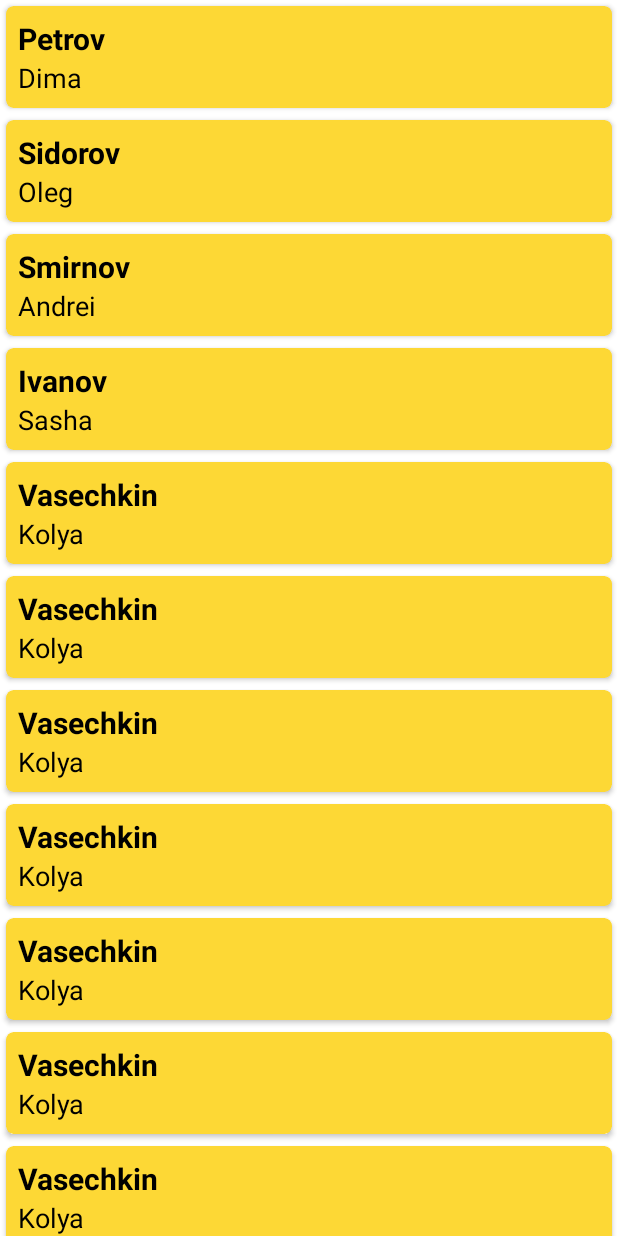
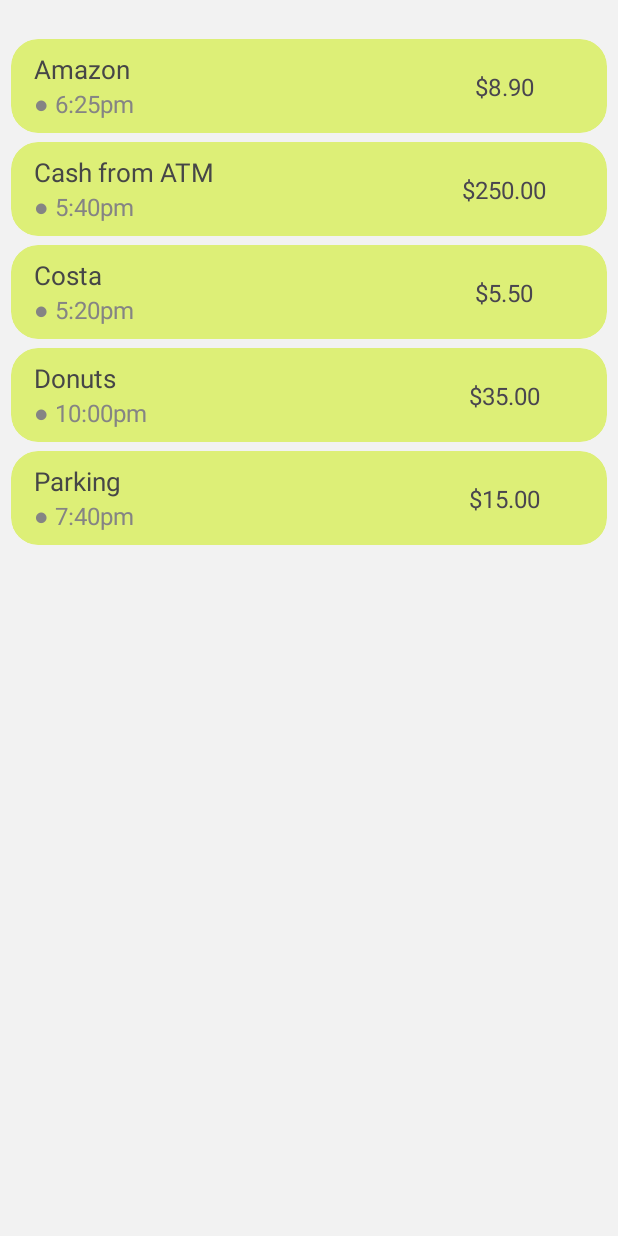
Before and after one commit to iRMB2BA/RecyclerView_ExampleOne, an Android app: the screen it shows after launch (MainActivity), on a phone screen of 412 x 824 dp. Run offline under Robolectric (Android 15) with nearby library versions, the phone set to English and light mode, and no system bars.

Commit message:
Update UI

```diff
--- a/app/src/main/java/com/example/recyclerview_exampleone/MainActivity.kt
+++ b/app/src/main/java/com/example/recyclerview_exampleone/MainActivity.kt
@@ -30,45 +30,20 @@ class MainActivity : AppCompatActivity() {
     fun myUser(): ArrayList<UserModel> {
         val userList = ArrayList<UserModel>()
 
-        val user1 = UserModel("Petrov", "Dima")
+        val user1 = UserModel("Amazon", "● 6:25pm", "$8.90")
         userList.add(user1)
 
-        val user2 = UserModel("Sidorov", "Oleg")
+        val user2 = UserModel("Cash from ATM", "● 5:40pm", "$250.00")
         userList.add(user2)
 
-        val user3 = UserModel("Smirnov", "Andrei")
+        val user3 = UserModel("Costa", "● 5:20pm", "$5.50")
         userList.add(user3)
 
-        val user4 = UserModel("Ivanov", "Sasha")
+        val user4 = UserModel("Donuts", "● 10:00pm", "$35.00")
         userList.add(user4)
 
-        val user5 = UserModel("Vasechkin", "Kolya")
+        val user5 = UserModel("Parking", "● 7:40pm", "$15.00")
         userList.add(user5)
-
-        val user6 = UserModel("Vasechkin", "Kolya")
-        userList.add(user6)
-
-        val user7 = UserModel("Vasechkin", "Kolya")
-        userList.add(user7)
-
-        val user8 = UserModel("Vasechkin", "Kolya")
-        userList.add(user8)
-
-        val user9 = UserModel("Vasechkin", "Kolya")
-        userList.add(user9)
-
-        val user10 = UserModel("Vasechkin", "Kolya")
-        userList.add(user10)
-
-        val user11 = UserModel("Vasechkin", "Kolya")
-        userList.add(user11)
-
-        val user12 = UserModel("Vasechkin", "Kolya")
-        userList.add(user12)
-
-        val user13 = UserModel("Vasechkin", "Kolya")
-        userList.add(user13)
-
 
         return userList
     }
--- a/app/src/main/java/com/example/recyclerview_exampleone/adapter/UserAdapet.kt
+++ b/app/src/main/java/com/example/recyclerview_exampleone/adapter/UserAdapet.kt
@@ -21,8 +21,9 @@ class UserAdapet: RecyclerView.Adapter<UserAdapet.UserViewHolder>() {
     }
 
     override fun onBindViewHolder(holder: UserAdapet.UserViewHolder, position: Int) {
-        holder.itemView.tv_last_name.text = userList[position].lastName
-        holder.itemView.tv_first_name.text = userList[position].firstName
+        holder.itemView.tv_name.text = userList[position].nameOperation
+        holder.itemView.tv_time.text = userList[position].timeOperation
+        holder.itemView.tv_amount.text = userList[position].amount
     }
 
     override fun getItemCount(): Int {
--- a/app/src/main/java/com/example/recyclerview_exampleone/model/UserModel.kt
+++ b/app/src/main/java/com/example/recyclerview_exampleone/model/UserModel.kt
@@ -1,7 +1,8 @@
 package com.example.recyclerview_exampleone.model
 
 class UserModel(
-    val lastName: String,
-    val firstName: String
+    val nameOperation: String,
+    val timeOperation: String,
+    val amount: String
 ) {
 }
--- a/app/src/main/res/layout/activity_main.xml
+++ b/app/src/main/res/layout/activity_main.xml
@@ -4,17 +4,22 @@
     xmlns:tools="http://schemas.android.com/tools"
     android:layout_width="match_parent"
     android:layout_height="match_parent"
-    tools:context=".MainActivity">
+    tools:context=".MainActivity"
+    android:backgroundTint="@color/greyWite"
+    android:background="@color/greyWite">
 
     <androidx.recyclerview.widget.RecyclerView
         android:layout_width="match_parent"
-        android:layout_height="wrap_content"
+        android:layout_height="match_parent"
         app:layout_constraintEnd_toEndOf="parent"
         app:layout_constraintStart_toStartOf="parent"
         app:layout_constraintTop_toTopOf="parent"
         tools:listitem="@layout/item_user_layout"
         tools:itemCount="7"
         android:id="@+id/rv_user"
-        app:layoutManager="androidx.recyclerview.widget.LinearLayoutManager"/>
+        app:layoutManager="androidx.recyclerview.widget.LinearLayoutManager"
+        android:backgroundTint="@color/greyWite"
+        android:background="@color/greyWite"
+        android:layout_marginTop="20dp"/>
 
 </androidx.constraintlayout.widget.ConstraintLayout>
--- a/app/src/main/res/layout/item_user_layout.xml
+++ b/app/src/main/res/layout/item_user_layout.xml
@@ -3,34 +3,55 @@
     android:layout_width="match_parent"
     android:layout_height="wrap_content"
     xmlns:app="http://schemas.android.com/apk/res-auto"
-    android:elevation="10dp"
-    app:cardCornerRadius="5dp"
-    android:layout_margin="4dp"
-    android:background="@color/colorBackCard"
-    android:backgroundTint="@color/colorBackCard">
+    app:cardCornerRadius="18dp"
+    android:layout_marginTop="6dp"
+    android:layout_marginLeft="7dp"
+    android:layout_marginRight="7dp"
+    app:cardBackgroundColor="#DDEF77"
+    app:cardElevation="0dp">
+
+    <androidx.constraintlayout.widget.ConstraintLayout
+        android:layout_width="match_parent"
+        android:layout_height="match_parent">
+
+        <TextView
+            android:id="@+id/tv_amount"
+            android:layout_width="wrap_content"
+            android:layout_height="wrap_content"
+            android:layout_marginStart="280dp"
+            android:text="@string/_45"
+            app:layout_constraintBottom_toBottomOf="parent"
+            app:layout_constraintEnd_toEndOf="parent"
+            app:layout_constraintStart_toStartOf="parent"
+            app:layout_constraintTop_toTopOf="parent"
+            android:paddingEnd="20dp"
+            android:textSize="16sp"/>
+    </androidx.constraintlayout.widget.ConstraintLayout>
 
     <LinearLayout
         android:layout_width="match_parent"
         android:layout_height="wrap_content"
         android:orientation="vertical"
-        android:padding="8dp">
+        android:paddingStart="15dp"
+        android:paddingBottom="8dp"
+        android:paddingTop="8dp">
 
         <TextView
-            android:id="@+id/tv_last_name"
+            android:id="@+id/tv_name"
             android:layout_width="wrap_content"
             android:layout_height="wrap_content"
             android:text="@string/last_name"
-            android:textColor="@color/black"
-            android:textStyle="bold"
-            android:textSize="20sp"/>
+            android:textColor="#464647"
+            android:textSize="17sp" />
 
         <TextView
-            android:id="@+id/tv_first_name"
+            android:id="@+id/tv_time"
             android:layout_width="wrap_content"
             android:layout_height="wrap_content"
             android:text="@string/first_name"
-            android:textColor="@color/black"
-            android:textSize="18sp"/>
+            android:textColor="#858484"
+            android:textSize="16sp" />
+
 
     </LinearLayout>
 
--- a/app/src/main/res/values-night/themes.xml
+++ b/app/src/main/res/values-night/themes.xml
@@ -1,16 +1,18 @@
 <resources xmlns:tools="http://schemas.android.com/tools">
     <!-- Base application theme. -->
-    <style name="Theme.RecyclerView_ExampleOne" parent="Theme.MaterialComponents.DayNight.NoActionBar">
+    <style name="Theme.RecyclerView_ExampleOne" parent="Theme.Material3.Light.NoActionBar">
         <!-- Primary brand color. -->
-        <item name="colorPrimary">@color/purple_200</item>
+        <item name="colorPrimary">@color/purple_500</item>
         <item name="colorPrimaryVariant">@color/purple_700</item>
-        <item name="colorOnPrimary">@color/black</item>
+        <item name="colorOnPrimary">@color/white</item>
         <!-- Secondary brand color. -->
         <item name="colorSecondary">@color/teal_200</item>
-        <item name="colorSecondaryVariant">@color/teal_200</item>
+        <item name="colorSecondaryVariant">@color/teal_700</item>
         <item name="colorOnSecondary">@color/black</item>
         <!-- Status bar color. -->
-        <item name="android:statusBarColor" tools:targetApi="l">?attr/colorPrimaryVariant</item>
+        <item name="android:statusBarColor">@color/greyWite</item>
+        <item name="android:windowLightStatusBar">true</item>
         <!-- Customize your theme here. -->
+
     </style>
 </resources>
--- a/app/src/main/res/values/colors.xml
+++ b/app/src/main/res/values/colors.xml
@@ -8,4 +8,5 @@
     <color name="black">#FF000000</color>
     <color name="white">#FFFFFF</color>
     <color name="colorBackCard">#FFFDD835</color>
+    <color name="greyWite">#F2F2F2</color>
 </resources>
--- a/app/src/main/res/values/strings.xml
+++ b/app/src/main/res/values/strings.xml
@@ -2,4 +2,5 @@
     <string name="app_name">RecyclerView_ExampleOne</string>
     <string name="last_name">Last Name</string>
     <string name="first_name">First Name</string>
+    <string name="_45">45$</string>
 </resources>
--- a/app/src/main/res/values/themes.xml
+++ b/app/src/main/res/values/themes.xml
@@ -1,16 +1,18 @@
 <resources xmlns:tools="http://schemas.android.com/tools">
     <!-- Base application theme. -->
-    <style name="Theme.RecyclerView_ExampleOne" parent="Theme.MaterialComponents.DayNight.NoActionBar">
+    <style name="Theme.RecyclerView_ExampleOne" parent="Theme.Material3.Light.NoActionBar">
         <!-- Primary brand color. -->
         <item name="colorPrimary">@color/purple_500</item>
         <item name="colorPrimaryVariant">@color/purple_700</item>
-        <item name="colorOnPrimary">@color/white</item>
+        <item name="colorOnPrimary">@color/greyWite</item>
         <!-- Secondary brand color. -->
         <item name="colorSecondary">@color/teal_200</item>
         <item name="colorSecondaryVariant">@color/teal_700</item>
         <item name="colorOnSecondary">@color/black</item>
         <!-- Status bar color. -->
-        <item name="android:statusBarColor" tools:targetApi="l">?attr/colorPrimaryVariant</item>
+        <item name="android:statusBarColor">@color/white</item>
+        <item name="android:windowLightStatusBar">true</item>
         <!-- Customize your theme here. -->
+
     </style>
 </resources>
```
